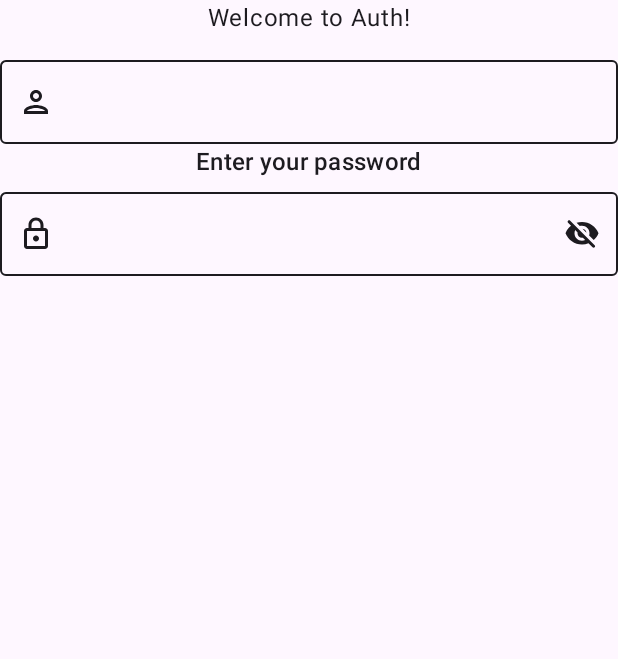
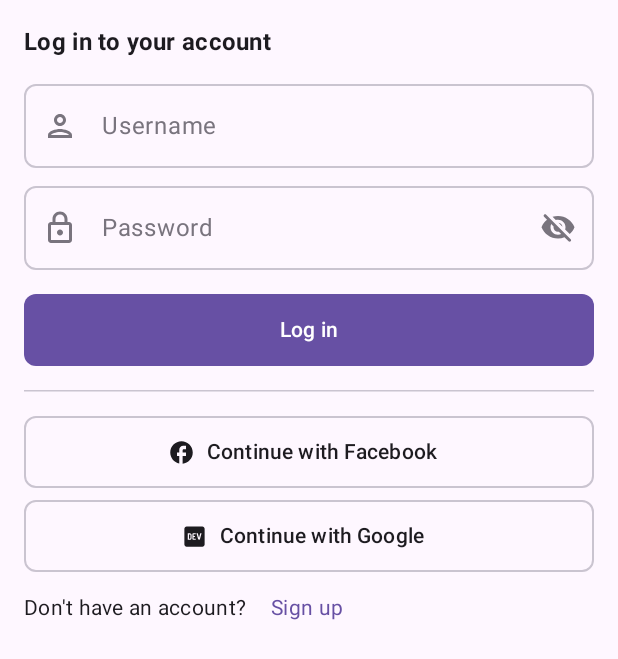
Before and after one commit to isaacsa51/Itinero, an Android app built with Jetpack Compose: the composable AuthScreen shown on its own in the app's theme, on a phone screen of 412 x 824 dp. Shown: the top 659 px of the screen. Run offline under Robolectric (Android 15) with nearby library versions, the phone set to English and light mode, and no system bars; our stand-ins replace Compose Multiplatform resources.

Commit message:
feat: created log in screen

```diff
--- a/composeApp/src/androidMain/kotlin/org/serranoie/app/itinero/MainActivity.kt
+++ b/composeApp/src/androidMain/kotlin/org/serranoie/app/itinero/MainActivity.kt
@@ -4,11 +4,14 @@ import android.content.res.Configuration
 import android.os.Bundle
 import androidx.activity.ComponentActivity
 import androidx.activity.compose.setContent
+import androidx.compose.foundation.layout.fillMaxSize
 import androidx.compose.material3.Surface
 import androidx.compose.runtime.Composable
+import androidx.compose.ui.Modifier
 import androidx.compose.ui.tooling.preview.Preview
 import org.serranoie.app.itinero.navigation.AppContent
 import org.serranoie.core.itinero.designsystem.ui.theme.ItineroTheme
+import org.serranoie.feature.itinero.auth.AuthScreen
 
 class MainActivity : ComponentActivity() {
     override fun onCreate(savedInstanceState: Bundle?) {
@@ -16,8 +19,9 @@ class MainActivity : ComponentActivity() {
 
         setContent {
             ItineroTheme {
-                Surface {
-                   AppContent()
+                Surface(modifier = Modifier.fillMaxSize()) {
+//                   AppContent()
+                    AuthScreen()
                 }
             }
         }
--- a/core/designsystem/src/commonMain/kotlin/org/serranoie/core/itinero/designsystem/ui/component/Button.kt
+++ b/core/designsystem/src/commonMain/kotlin/org/serranoie/core/itinero/designsystem/ui/component/Button.kt
@@ -1,13 +1,19 @@
 package org.serranoie.app.itinero.ui.component
 
+import androidx.compose.foundation.BorderStroke
 import androidx.compose.foundation.layout.Box
 import androidx.compose.foundation.layout.PaddingValues
 import androidx.compose.foundation.layout.RowScope
+import androidx.compose.foundation.layout.height
 import androidx.compose.foundation.layout.padding
+import androidx.compose.foundation.layout.size
 import androidx.compose.foundation.layout.sizeIn
+import androidx.compose.foundation.layout.width
 import androidx.compose.foundation.shape.RoundedCornerShape
 import androidx.compose.material3.Button
+import androidx.compose.material3.ButtonColors
 import androidx.compose.material3.ButtonDefaults
+import androidx.compose.material3.ButtonDefaults.textButtonColors
 import androidx.compose.material3.MaterialTheme
 import androidx.compose.material3.OutlinedButton
 import androidx.compose.material3.TextButton
@@ -17,19 +23,20 @@ import androidx.compose.ui.graphics.Color
 import androidx.compose.ui.graphics.Shape
 import androidx.compose.ui.unit.dp
 
-
 @Composable
 fun ItineroButton(
     onClick: () -> Unit,
     modifier: Modifier = Modifier,
     enabled: Boolean = true,
     contentPadding: PaddingValues = ButtonDefaults.ContentPadding,
-    shape: Shape = RoundedCornerShape(size = 6.dp),
+    shape: Shape = RoundedCornerShape(size = 8.dp),
     content: @Composable RowScope.() -> Unit,
-) {
+
+    ) {
     Button(
         onClick = onClick,
-        modifier = modifier,
+        modifier = modifier
+            .height(48.dp),
         enabled = enabled,
         contentPadding = contentPadding,
         shape = shape,
@@ -44,7 +51,7 @@ fun ItineroButton(
     enabled: Boolean = true,
     text: @Composable () -> Unit,
     leadingIcon: @Composable (() -> Unit)? = null,
-    shape: Shape = RoundedCornerShape(size = 6.dp),
+    shape: Shape = RoundedCornerShape(size = 8.dp),
 ) {
     ItineroButton(
         onClick = onClick,
@@ -69,27 +76,34 @@ fun ItineroOutlineButton(
     onClick: () -> Unit,
     modifier: Modifier = Modifier,
     enabled: Boolean = true,
-    shape: Shape = RoundedCornerShape(size = 6.dp),
+    shape: Shape = RoundedCornerShape(size = 8.dp),
     contentPadding: PaddingValues = ButtonDefaults.ContentPadding,
     content: @Composable RowScope.() -> Unit,
 ) {
+    val itineroTextButtonColors = textButtonColors(
+        contentColor = MaterialTheme.colorScheme.onBackground,
+        disabledContentColor = MaterialTheme.colorScheme.surfaceVariant,
+    )
+
     OutlinedButton(
         onClick = onClick,
-        modifier = modifier,
+        modifier = modifier
+            .height(48.dp),
         enabled = enabled,
-        /*border = BorderStroke(
-            width = TravelerButtonDefaults.OutlinedButtonBorderWidth,
+        border = BorderStroke(
+            width = ItineroButtonDefaults.OutlinedButtonBorderWidth,
             color = if (enabled) {
-                MaterialTheme.colorScheme.outline
+                MaterialTheme.colorScheme.outlineVariant
             } else {
                 MaterialTheme.colorScheme.onSurface.copy(
-                    alpha = TravelerButtonDefaults.DISABLED_OUTLINED_BUTTON_BORDER_ALPHA,
+                    alpha = ItineroButtonDefaults.DISABLED_OUTLINED_BUTTON_BORDER_ALPHA,
                 )
             },
-        ),*/
+        ),
         contentPadding = contentPadding,
         content = content,
         shape = shape,
+        colors = itineroTextButtonColors
     )
 }
 
@@ -100,7 +114,7 @@ fun ItineroOutlineButton(
     enabled: Boolean = true,
     text: @Composable () -> Unit,
     leadingIcon: @Composable (() -> Unit)? = null,
-    shape: Shape = RoundedCornerShape(size = 6.dp),
+    shape: Shape = RoundedCornerShape(size = 8.dp),
 ) {
     ItineroOutlineButton(
         onClick = onClick,
@@ -125,28 +139,20 @@ fun ItineroTextButton(
     onClick: () -> Unit,
     modifier: Modifier = Modifier,
     enabled: Boolean = true,
-    content: @Composable RowScope.() -> Unit,
+    text: @Composable () -> Unit,
+    leadingIcon: @Composable (() -> Unit)? = null,
 ) {
+    val itineroTextButtonColors = textButtonColors(
+        contentColor = MaterialTheme.colorScheme.primary,
+        disabledContentColor = MaterialTheme.colorScheme.surfaceVariant,
+    )
+
     TextButton(
         onClick = onClick,
         modifier = modifier,
         enabled = enabled,
-        content = content,
-    )
-}
-
-@Composable
-fun ItineroTextButton(
-    onClick: () -> Unit,
-    modifier: Modifier = Modifier,
-    enabled: Boolean = true,
-    text: @Composable () -> Unit,
-    leadingIcon: @Composable (() -> Unit)? = null,
-) {
-    ItineroTextButton(
-        onClick = onClick,
-        modifier = modifier,
-        enabled = enabled,
+        colors = itineroTextButtonColors,
+        shape = RoundedCornerShape(size = 8.dp),
     ) {
         ItineroButtonContent(
             text = text,
@@ -154,7 +160,6 @@ fun ItineroTextButton(
         )
     }
 }
-
 @Composable
 private fun ItineroButtonContent(
     text: @Composable () -> Unit,
--- a/core/designsystem/src/commonMain/kotlin/org/serranoie/core/itinero/designsystem/ui/component/InputFields.kt
+++ b/core/designsystem/src/commonMain/kotlin/org/serranoie/core/itinero/designsystem/ui/component/InputFields.kt
@@ -2,6 +2,7 @@ package org.serranoie.core.itinero.designsystem.ui.component
 
 import androidx.compose.foundation.layout.padding
 import androidx.compose.foundation.layout.size
+import androidx.compose.foundation.shape.RoundedCornerShape
 import androidx.compose.foundation.text.KeyboardActions
 import androidx.compose.foundation.text.KeyboardOptions
 import androidx.compose.material.icons.Icons
@@ -21,6 +22,7 @@ import androidx.compose.runtime.mutableStateOf
 import androidx.compose.runtime.remember
 import androidx.compose.runtime.setValue
 import androidx.compose.ui.Modifier
+import androidx.compose.ui.graphics.Shape
 import androidx.compose.ui.graphics.vector.ImageVector
 import androidx.compose.ui.text.input.KeyboardType
 import androidx.compose.ui.text.input.PasswordVisualTransformation
@@ -31,29 +33,30 @@ private val AppTextInputColors: TextFieldColors
     @Composable
     get() = OutlinedTextFieldDefaults.colors(
         focusedContainerColor = MaterialTheme.colorScheme.background,
-        unfocusedContainerColor = MaterialTheme.colorScheme.background,
-        cursorColor = MaterialTheme.colorScheme.onBackground,
-        focusedLabelColor = MaterialTheme.colorScheme.onBackground,
-        unfocusedLabelColor = MaterialTheme.colorScheme.onBackground,
+        unfocusedContainerColor = MaterialTheme.colorScheme.surface,
+        cursorColor = MaterialTheme.colorScheme.primary,
+        focusedLabelColor = MaterialTheme.colorScheme.onSurface,
+        unfocusedLabelColor = MaterialTheme.colorScheme.outline,
         focusedBorderColor = MaterialTheme.colorScheme.primary,
-        unfocusedBorderColor = MaterialTheme.colorScheme.onBackground,
-        focusedLeadingIconColor = MaterialTheme.colorScheme.onBackground,
-        unfocusedLeadingIconColor = MaterialTheme.colorScheme.onBackground,
-        focusedTrailingIconColor = MaterialTheme.colorScheme.onBackground,
-        unfocusedTrailingIconColor = MaterialTheme.colorScheme.onBackground,
-        errorBorderColor = MaterialTheme.colorScheme.onBackground,
-        errorTextColor = MaterialTheme.colorScheme.onBackground,
-        errorLeadingIconColor = MaterialTheme.colorScheme.onBackground,
-        errorTrailingIconColor = MaterialTheme.colorScheme.onBackground,
-        errorLabelColor = MaterialTheme.colorScheme.onBackground,
+        unfocusedBorderColor = MaterialTheme.colorScheme.outlineVariant,
+        focusedLeadingIconColor = MaterialTheme.colorScheme.onSurface,
+        unfocusedLeadingIconColor = MaterialTheme.colorScheme.outline,
+        focusedTrailingIconColor = MaterialTheme.colorScheme.onSurface,
+        unfocusedTrailingIconColor = MaterialTheme.colorScheme.outline,
+        errorBorderColor = MaterialTheme.colorScheme.error,
+        errorTextColor = MaterialTheme.colorScheme.error,
+        errorLeadingIconColor = MaterialTheme.colorScheme.error,
+        errorTrailingIconColor = MaterialTheme.colorScheme.error,
+        errorLabelColor = MaterialTheme.colorScheme.error,
         errorSupportingTextColor = MaterialTheme.colorScheme.error,
-        focusedSupportingTextColor = MaterialTheme.colorScheme.onBackground,
-        unfocusedSupportingTextColor = MaterialTheme.colorScheme.onBackground
+        focusedSupportingTextColor = MaterialTheme.colorScheme.onSurface,
+        unfocusedSupportingTextColor = MaterialTheme.colorScheme.onSurface
     )
 
 @Composable
 fun TextInput(
     modifier: Modifier = Modifier,
+    label: @Composable () -> Unit,
     value: String,
     onValueChange: (String) -> Unit,
     leadingIcon: ImageVector? = null,
@@ -63,9 +66,11 @@ fun TextInput(
     errorMessage: String? = null,
     keyboardOptions: KeyboardOptions = KeyboardOptions.Default,
     keyboardActions: KeyboardActions = KeyboardActions.Default,
+    shape: Shape = RoundedCornerShape(8.dp)
 ) {
     OutlinedTextField(
         modifier = modifier,
+        label = label,
         colors = AppTextInputColors,
         value = value,
         onValueChange = onValueChange,
@@ -88,6 +93,7 @@ fun TextInput(
         isError = isError,
         keyboardOptions = keyboardOptions,
         keyboardActions = keyboardActions,
+        shape = shape
     )
 
     if (isError && errorMessage != null) {
@@ -103,17 +109,20 @@ fun TextInput(
 @Composable
 fun PasswordInput(
     modifier: Modifier = Modifier,
+    label: @Composable () -> Unit,
     value: String,
     onValueChange: (String) -> Unit,
     isError: Boolean = false,
     errorMessage: String? = null,
     keyboardOptions: KeyboardOptions = KeyboardOptions.Default.copy(keyboardType = KeyboardType.Password),
     keyboardActions: KeyboardActions = KeyboardActions.Default,
+    shape: Shape = RoundedCornerShape(8.dp)
 ) {
     var passwordVisible by remember { mutableStateOf(false) }
 
     OutlinedTextField(
         modifier = modifier,
+        label = label,
         value = value,
         onValueChange = onValueChange,
         colors = AppTextInputColors,
@@ -136,7 +145,8 @@ fun PasswordInput(
                     contentDescription = if (passwordVisible) "Hide password" else "Show password"
                 )
             }
-        }
+        },
+        shape = shape
     )
 
     if (isError && errorMessage != null) {
--- a/feature/auth/src/commonMain/kotlin/org/serranoie/feature/itinero/auth/AuthScreen.kt
+++ b/feature/auth/src/commonMain/kotlin/org/serranoie/feature/itinero/auth/AuthScreen.kt
@@ -1,14 +1,27 @@
 package org.serranoie.feature.itinero.auth
 
+import androidx.compose.foundation.Image
 import androidx.compose.foundation.layout.Column
+import androidx.compose.foundation.layout.Row
 import androidx.compose.foundation.layout.Spacer
+import androidx.compose.foundation.layout.fillMaxHeight
 import androidx.compose.foundation.layout.fillMaxSize
 import androidx.compose.foundation.layout.fillMaxWidth
 import androidx.compose.foundation.layout.height
+import androidx.compose.foundation.layout.padding
+import androidx.compose.foundation.layout.width
+import androidx.compose.foundation.shape.RoundedCornerShape
 import androidx.compose.material.icons.Icons
 import androidx.compose.material.icons.outlined.Person
+import androidx.compose.material.icons.rounded.Add
+import androidx.compose.material.icons.rounded.Facebook
+import androidx.compose.material.icons.rounded.LogoDev
 import androidx.compose.material.icons.rounded.Person
+import androidx.compose.material3.ExperimentalMaterial3Api
+import androidx.compose.material3.HorizontalDivider
+import androidx.compose.material3.Icon
 import androidx.compose.material3.MaterialTheme
+import androidx.compose.material3.OutlinedButton
 import androidx.compose.material3.Surface
 import androidx.compose.material3.Text
 import androidx.compose.runtime.Composable
@@ -18,7 +31,13 @@ import androidx.compose.runtime.remember
 import androidx.compose.runtime.setValue
 import androidx.compose.ui.Alignment
 import androidx.compose.ui.Modifier
+import androidx.compose.ui.layout.ContentScale
+import androidx.compose.ui.text.font.FontWeight
 import androidx.compose.ui.unit.dp
+import org.jetbrains.compose.resources.painterResource
+import org.serranoie.app.itinero.ui.component.ItineroButton
+import org.serranoie.app.itinero.ui.component.ItineroOutlineButton
+import org.serranoie.app.itinero.ui.component.ItineroTextButton
 import org.serranoie.core.itinero.designsystem.ui.component.PasswordInput
 import org.serranoie.core.itinero.designsystem.ui.component.TextInput
 
@@ -30,31 +49,82 @@ fun AuthScreen() {
 
     Surface {
         Column(
-            modifier = Modifier.fillMaxSize(),
-            horizontalAlignment = Alignment.CenterHorizontally
+            modifier = Modifier.fillMaxSize().padding(horizontal = 16.dp)
         ) {
-            Text("Welcome to Auth!")
 
-            Spacer(Modifier.height(16.dp))
+            Spacer(Modifier.height(8.dp))
+
+//            Image(
+//                painter = painterResource(id = com.example.compose.R.drawable.login_image),
+//                contentDescription = "App Logo",
+//                modifier = Modifier
+//                    .fillMaxWidth()
+//                    .fillMaxHeight(0.4f),
+//                contentScale = ContentScale.Fit
+//            )
+
+            Spacer(Modifier.height(8.dp))
+
+            Text(
+                text = "Log in to your account",
+                style = MaterialTheme.typography.titleMedium.copy(fontWeight = FontWeight.Bold)
+            )
+
+            Spacer(Modifier.height(8.dp))
 
             TextInput(
+                label = { Text("Username") },
                 modifier = Modifier.fillMaxWidth(),
                 value = username,
                 onValueChange = { username = it },
                 leadingIcon = Icons.Outlined.Person,
             )
 
-            Text(text = "Enter your password", style = MaterialTheme.typography.titleMedium)
-
-            Spacer(modifier = Modifier.height(8.dp))
+            Spacer(Modifier.height(4.dp))
 
             PasswordInput(
+                label = { Text("Password") },
                 modifier = Modifier.fillMaxWidth(),
                 value = password,
                 onValueChange = { password = it },
                 isError = false,
                 errorMessage = "Password is too short"
             )
+
+            Spacer(Modifier.height(16.dp))
+
+            ItineroButton(text = { Text("Log in") },
+                modifier = Modifier.fillMaxWidth(),
+                onClick = { })
+
+            Spacer(Modifier.height(16.dp))
+
+            HorizontalDivider(thickness = 1.dp)
+
+            Spacer(Modifier.height(16.dp))
+
+            ItineroOutlineButton(text = { Text("Continue with Facebook") },
+                modifier = Modifier.fillMaxWidth(),
+                onClick = { },
+                leadingIcon = { Icon(Icons.Rounded.Facebook, contentDescription = null) })
+
+            Spacer(Modifier.height(8.dp))
+
+            ItineroOutlineButton(text = { Text("Continue with Google") },
+                modifier = Modifier.fillMaxWidth(),
+                onClick = { },
+                leadingIcon = { Icon(Icons.Rounded.LogoDev, contentDescription = null) })
+
+            Row(
+                modifier = Modifier.fillMaxWidth(), verticalAlignment = Alignment.CenterVertically
+            ) {
+                Text("Don't have an account? ", style = MaterialTheme.typography.bodyMedium)
+                ItineroTextButton(text = {
+                    Text(
+                        "Sign up", style = MaterialTheme.typography.bodyMedium
+                    )
+                }, onClick = { })
+            }
         }
 
     }
--- a/feature/onboard/src/commonMain/kotlin/org/serranoie/feature/itinero/onboard/OnboardItem.kt
+++ b/feature/onboard/src/commonMain/kotlin/org/serranoie/feature/itinero/onboard/OnboardItem.kt
@@ -84,9 +84,7 @@ fun OnboardItem(
                 verticalAlignment = Alignment.CenterVertically
             ) {
                 if (onBack != null && backLabel != null) {
-                    ItineroTextButton(onClick = onBack) {
-                        Text(text = backLabel)
-                    }
+                    ItineroTextButton(onClick = onBack, text = { backLabel })
                 }
 
                 CircleButton(
```
